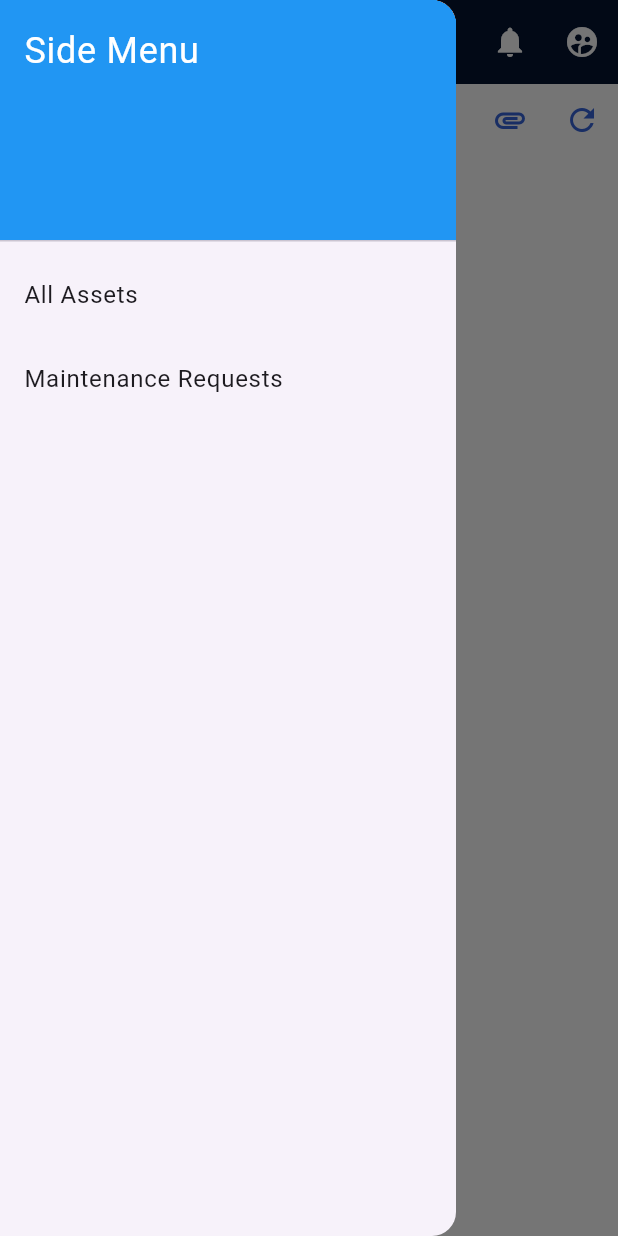
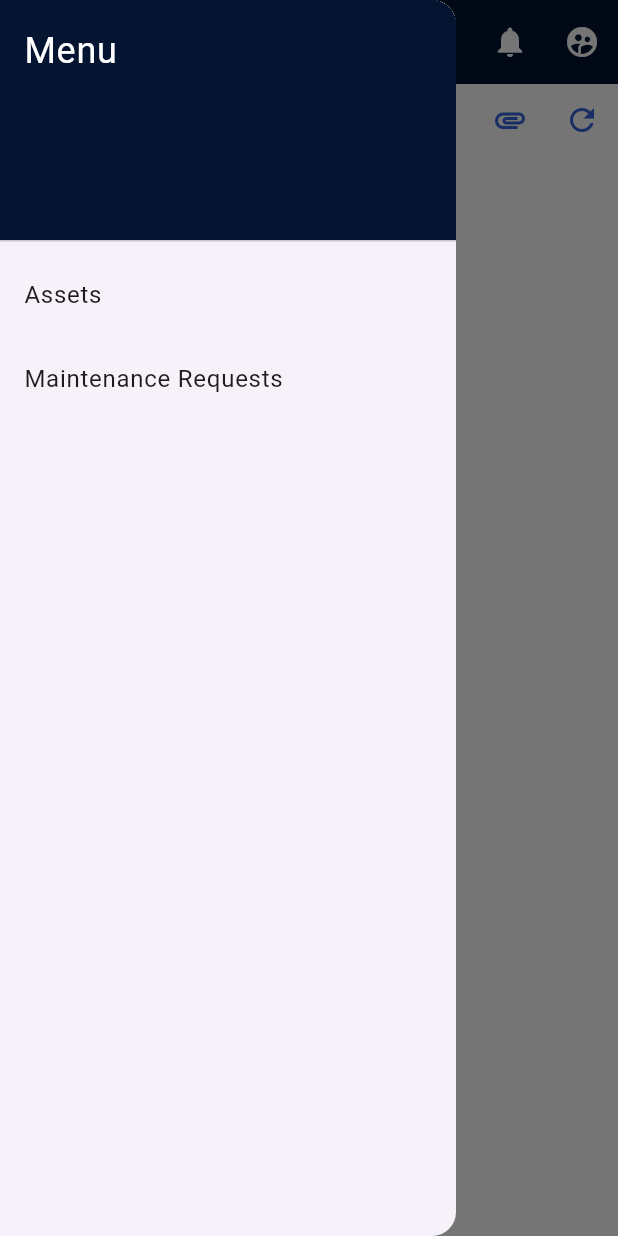
Before and after one commit to Aiventu-stage-d-ete-2024/frontend, a Flutter app: the screen it shows after launch, with the side drawer open, on a phone screen of 412 x 824 dp. Run offline on Flutter 3.47's test engine with Material 3 defaults, Android fonts, the phone set to English and light mode, and no system bars.

Commit message:
update design + actions & menu

```diff
--- a/lib/assets.dart
+++ b/lib/assets.dart
@@ -9,7 +9,7 @@ class AssetScreen extends StatelessWidget {
   Widget build(BuildContext context) {
     return Scaffold(
       appBar: AppBar(
-        title: Text('All Assets'),
+        title: Text('Assets'),
       ),
       drawer: Drawer(
         child: ListView(
@@ -17,10 +17,10 @@ class AssetScreen extends StatelessWidget {
           children: <Widget>[
             DrawerHeader(
               decoration: BoxDecoration(
-                color: Colors.blue,
+                color: Color(0xFF041431),
               ),
               child: Text(
-                'Side Menu',
+                'Menu',
                 style: TextStyle(
                   color: Colors.white,
                   fontSize: 24,
@@ -59,10 +59,6 @@ class AssetScreen extends StatelessWidget {
               child: Column(
                 crossAxisAlignment: CrossAxisAlignment.start,
                 children: [
-                  Text(
-                    'All assets',
-                    style: TextStyle(fontWeight: FontWeight.bold, fontSize: 18),
-                  ),
                   SizedBox(height: 16.0),
                   Row(
                     children: [
--- a/lib/main.dart
+++ b/lib/main.dart
@@ -86,10 +86,10 @@ class _MyHomePageState extends State<MyHomePage> {
           children: <Widget>[
             DrawerHeader(
               decoration: BoxDecoration(
-                color: Colors.blue,
+                color: Color(0xFF041431),
               ),
               child: Text(
-                'Side Menu',
+                'Menu',
                 style: TextStyle(
                   color: Colors.white,
                   fontSize: 24,
@@ -97,7 +97,7 @@ class _MyHomePageState extends State<MyHomePage> {
               ),
             ),
             ListTile(
-              title: Text('All Assets'),
+              title: Text('Assets'),
               onTap: () {
                 Navigator.pop(context); // Close the drawer
                 Navigator.pushReplacement(
--- a/lib/maintenancerequests.dart
+++ b/lib/maintenancerequests.dart
@@ -18,10 +18,10 @@ class MaintenanceRequestsScreen extends StatelessWidget {
           children: <Widget>[
             DrawerHeader(
               decoration: BoxDecoration(
-                color: Colors.blue,
+                color: Color(0xFF041431),
               ),
               child: Text(
-                'Side Menu',
+                'Menu',
                 style: TextStyle(
                   color: Colors.white,
                   fontSize: 24,
@@ -39,7 +39,7 @@ class MaintenanceRequestsScreen extends StatelessWidget {
               },
             ),
             ListTile(
-              title: Text('All assets'),
+              title: Text('Assets'),
               onTap: () {
                 Navigator.pop(context); // Close the drawer
                 Navigator.pushReplacement(
@@ -60,10 +60,6 @@ class MaintenanceRequestsScreen extends StatelessWidget {
               child: Column(
                 crossAxisAlignment: CrossAxisAlignment.start,
                 children: [
-                  Text(
-                    'All maintenance requests',
-                    style: TextStyle(fontWeight: FontWeight.bold, fontSize: 18),
-                  ),
                   SizedBox(height: 16.0),
                   MaintenanceRequestsTable(), // Replace with your MaintenanceRequestsTable widget
                 ],
```
